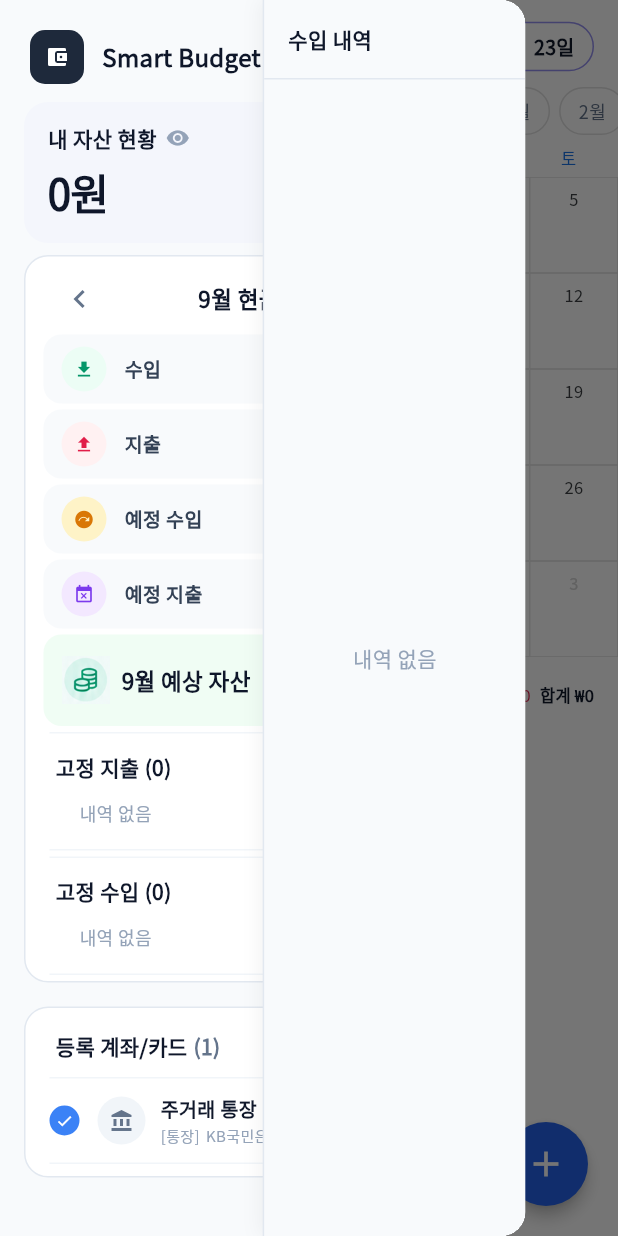
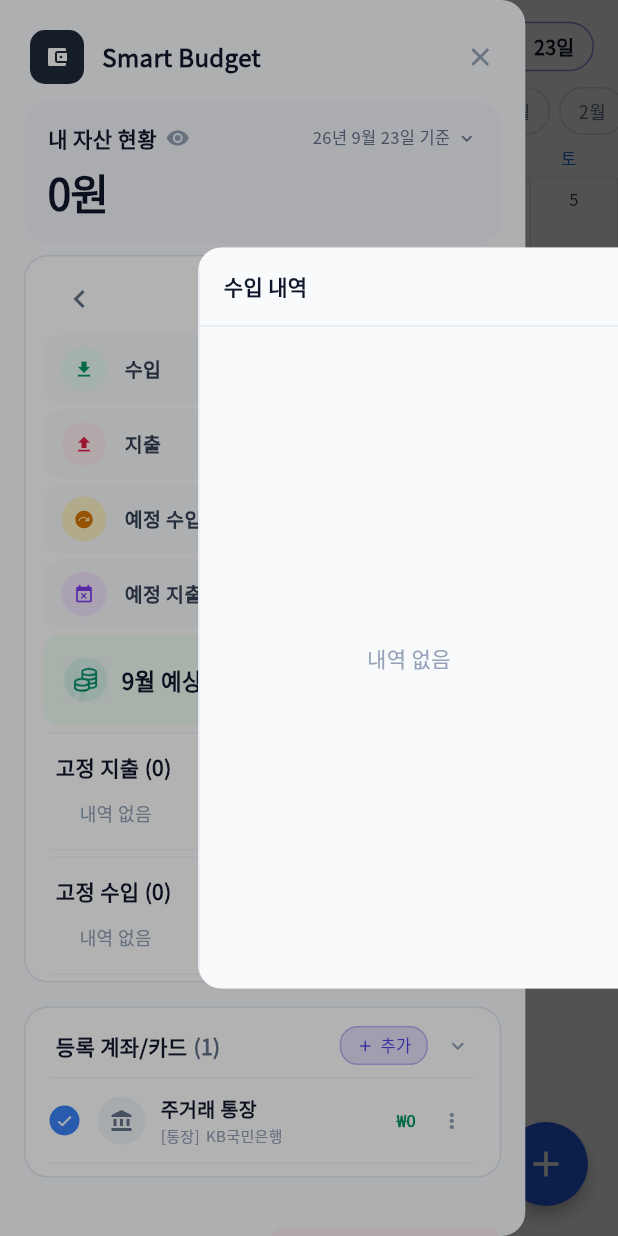
Before and after one commit to trudy4905/smart-budget-app, a Flutter app: the screen it shows after launch, in the side drawer, after a tap on "수입", on a phone screen of 412 x 824 dp. Run offline on Flutter 3.47's test engine with Material 3 defaults, Android fonts, the phone set to English and light mode, and no system bars; our stand-ins replace google_fonts, shared_preferences.

Commit message:
Change DrawerSidePanel to open as a full-screen right-aligned dialog with vertical padding

```diff
--- a/flutter_app/lib/widgets/drawer/app_drawer.dart
+++ b/flutter_app/lib/widgets/drawer/app_drawer.dart
@@ -22,12 +22,46 @@ class _AppDrawerState extends State<AppDrawer> {
   DateTime _drawerCashFlowDate = DateTime.now();
   String _openPanel = ''; // 'income', 'expense', 'upcoming_income', 'upcoming_expense'
 
-  void _toggleSidePanel(String type) {
+  void _toggleSidePanel(String type, BuildContext context, DashboardSummary dash) {
     setState(() {
-      if (_openPanel == type) {
-        _openPanel = '';
-      } else {
-        _openPanel = type;
+      _openPanel = type;
+    });
+
+    showGeneralDialog(
+      context: context,
+      barrierDismissible: true,
+      barrierLabel: 'Dismiss',
+      barrierColor: Colors.black.withOpacity(0.3),
+      transitionDuration: const Duration(milliseconds: 250),
+      pageBuilder: (context, anim1, anim2) {
+        return Align(
+          alignment: Alignment.centerRight,
+          child: Padding(
+            padding: EdgeInsets.symmetric(vertical: MediaQuery.of(context).size.height * 0.2),
+            child: Material(
+              color: Colors.transparent,
+              child: ClipRRect(
+                borderRadius: const BorderRadius.only(topLeft: Radius.circular(16), bottomLeft: Radius.circular(16)),
+                child: SizedBox(
+                  width: 280,
+                  child: DrawerSidePanel(dash: dash, openPanelType: type),
+                ),
+              ),
+            ),
+          ),
+        );
+      },
+      transitionBuilder: (context, anim1, anim2, child) {
+        return SlideTransition(
+          position: Tween(begin: const Offset(1, 0), end: Offset.zero).animate(CurvedAnimation(parent: anim1, curve: Curves.easeOutCubic)),
+          child: child,
+        );
+      },
+    ).then((_) {
+      if (mounted) {
+        setState(() {
+          _openPanel = '';
+        });
       }
     });
   }
@@ -112,7 +146,7 @@ class _AppDrawerState extends State<AppDrawer> {
                                                   type: 'income',
                                                   icon: Icons.download, iconBgColor: const Color(0xFFECFDF5), iconColor: const Color(0xFF059669),
                                                   title: '수입', amount: dash.alreadyReceivedIncome, isExpanded: _openPanel == 'income',
-                                                  onTap: () => _toggleSidePanel('income'),
+                                                  onTap: () => _toggleSidePanel('income', context, dash),
                                                 );
                                                 break;
                                               case 'expense':
@@ -120,7 +154,7 @@ class _AppDrawerState extends State<AppDrawer> {
                                                   type: 'expense',
                                                   icon: Icons.upload, iconBgColor: const Color(0xFFFFF1F2), iconColor: const Color(0xFFE11D48),
                                                   title: '지출', amount: dash.totalAlreadyPaid, isExpanded: _openPanel == 'expense',
-                                                  onTap: () => _toggleSidePanel('expense'),
+                                                  onTap: () => _toggleSidePanel('expense', context, dash),
                                                 );
                                                 break;
                                               case 'upcoming_income':
@@ -128,7 +162,7 @@ class _AppDrawerState extends State<AppDrawer> {
                                                   type: 'upcoming_income',
                                                   icon: Icons.next_plan, iconBgColor: const Color(0xFFFEF3C7), iconColor: const Color(0xFFD97706),
                                                   title: '예정 수입', amount: dash.totalUpcomingIncome, isExpanded: _openPanel == 'upcoming_income',
-                                                  onTap: () => _toggleSidePanel('upcoming_income'),
+                                                  onTap: () => _toggleSidePanel('upcoming_income', context, dash),
                                                 );
                                                 break;
                                               case 'upcoming_expense':
@@ -136,7 +170,7 @@ class _AppDrawerState extends State<AppDrawer> {
                                                   type: 'upcoming_expense',
                                                   icon: Icons.event_busy, iconBgColor: const Color(0xFFF3E8FF), iconColor: const Color(0xFF7C3AED),
                                                   title: '예정 지출', amount: dash.totalUpcomingExpense, isExpanded: _openPanel == 'upcoming_expense',
-                                                  onTap: () => _toggleSidePanel('upcoming_expense'),
+                                                  onTap: () => _toggleSidePanel('upcoming_expense', context, dash),
                                                 );
                                                 break;
                                               case 'expected_asset':
@@ -245,14 +279,6 @@ class _AppDrawerState extends State<AppDrawer> {
                     ),
                   ),
                 ),
-                if (isSideListOpen)
-                  Positioned(
-                    right: 0,
-                    top: 0,
-                    bottom: 0,
-                    width: MediaQuery.of(context).size.width * 0.85 * 0.5,
-                    child: DrawerSidePanel(dash: dash, openPanelType: _openPanel),
-                  ),
               ],
             ),
           ),
```
